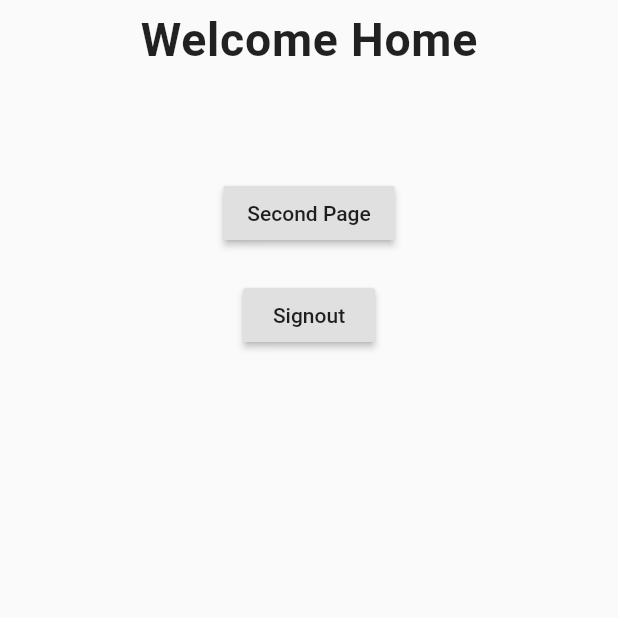
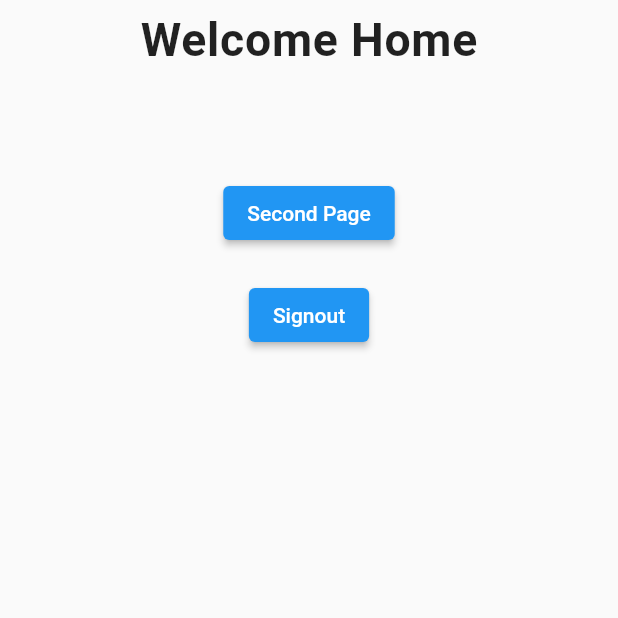
Before and after one commit to Jbholae/Login-with-provider-and-firebase, a Flutter app: the screen it shows once a user with an empty profile is signed in, on a phone screen of 412 x 824 dp, the top half of it. Run offline on Flutter 3.47's test engine with Material 2 defaults, Android fonts, the phone set to English and light mode, and no system bars; our stand-ins replace firebase_auth; accounts and stored records are empty.

```diff
--- a/lib/screens/home.dart
+++ b/lib/screens/home.dart
@@ -12,7 +12,6 @@ class Home extends StatefulWidget {
 }
 
 class _HomeState extends State<Home> {
-
   @override
   Widget build(BuildContext context) {
     var a = Provider.of<User>(context);
@@ -41,13 +40,17 @@ class _HomeState extends State<Home> {
                 SizedBox(
                   height: 30.0,
                 ),
-                RaisedButton(
+                ElevatedButton(
                   child: Text("Second Page"),
-                  onPressed: () => Navigator.push(context, MaterialPageRoute(builder: (context) => SecondScreen(),)),
+                  onPressed: () => Navigator.push(
+                      context,
+                      MaterialPageRoute(
+                        builder: (context) => SecondScreen(),
+                      )),
                   //leads to next screen
                 ),
                 SizedBox(height: 20.0),
-                RaisedButton(
+                ElevatedButton(
                   onPressed: () {
                     a.signOut();
                   },
```
Also changed, not shown: pubspec.lock, 7 other files.
